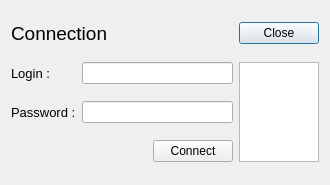
Qt form Client/babelVClient/babelVClient/ConnectWindow.ui (AGuismo/V-and-Co-Babel) before a commit.
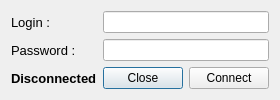
The same form after that commit.

Commit message: up connection client

```diff
--- a/Client/babelVClient/babelVClient/ConnectWindow.ui
+++ b/Client/babelVClient/babelVClient/ConnectWindow.ui
@@ -6,34 +6,36 @@
    <rect>
     <x>0</x>
     <y>0</y>
-    <width>330</width>
-    <height>185</height>
+    <width>272</width>
+    <height>99</height>
    </rect>
   </property>
   <property name="windowTitle">
    <string>ConnectWindow</string>
   </property>
   <layout class="QGridLayout" name="gridLayout">
-   <item row="0" column="0" colspan="2">
-    <widget class="QLabel" name="connection">
+   <item row="2" column="0">
+    <widget class="QLabel" name="serverResponseLabel">
      <property name="font">
       <font>
-       <pointsize>14</pointsize>
+       <pointsize>10</pointsize>
+       <weight>75</weight>
+       <bold>true</bold>
       </font>
      </property>
      <property name="text">
-      <string>Connection</string>
+      <string>Disconnected</string>
      </property>
     </widget>
    </item>
-   <item row="0" column="3">
+   <item row="2" column="1">
     <widget class="QPushButton" name="closePushButton">
      <property name="text">
       <string>Close</string>
      </property>
     </widget>
    </item>
-   <item row="1" column="0">
+   <item row="0" column="0">
     <widget class="QLabel" name="loginLabel">
      <property name="font">
       <font>
@@ -45,25 +47,17 @@
      </property>
     </widget>
    </item>
-   <item row="1" column="1" colspan="2">
+   <item row="0" column="1" colspan="2">
     <widget class="QLineEdit" name="loginLineEdit"/>
    </item>
-   <item row="1" column="3" rowspan="3">
-    <widget class="QTextBrowser" name="serverResponseTextBrowser">
-     <property name="maximumSize">
-      <size>
-       <width>80</width>
-       <height>16777215</height>
-      </size>
-     </property>
-     <property name="font">
-      <font>
-       <pointsize>7</pointsize>
-      </font>
+   <item row="2" column="2">
+    <widget class="QPushButton" name="connectPushButton">
+     <property name="text">
+      <string>Connect</string>
      </property>
     </widget>
    </item>
-   <item row="2" column="0">
+   <item row="1" column="0">
     <widget class="QLabel" name="passwordLabel">
      <property name="font">
       <font>
@@ -75,16 +69,9 @@
      </property>
     </widget>
    </item>
-   <item row="2" column="1" colspan="2">
+   <item row="1" column="1" colspan="2">
     <widget class="QLineEdit" name="passwordLineEdit"/>
    </item>
-   <item row="3" column="2">
-    <widget class="QPushButton" name="connectPushButton">
-     <property name="text">
-      <string>Connect</string>
-     </property>
-    </widget>
-   </item>
   </layout>
  </widget>
  <layoutdefault spacing="6" margin="11"/>
```
The commit also changes 7 other files.
